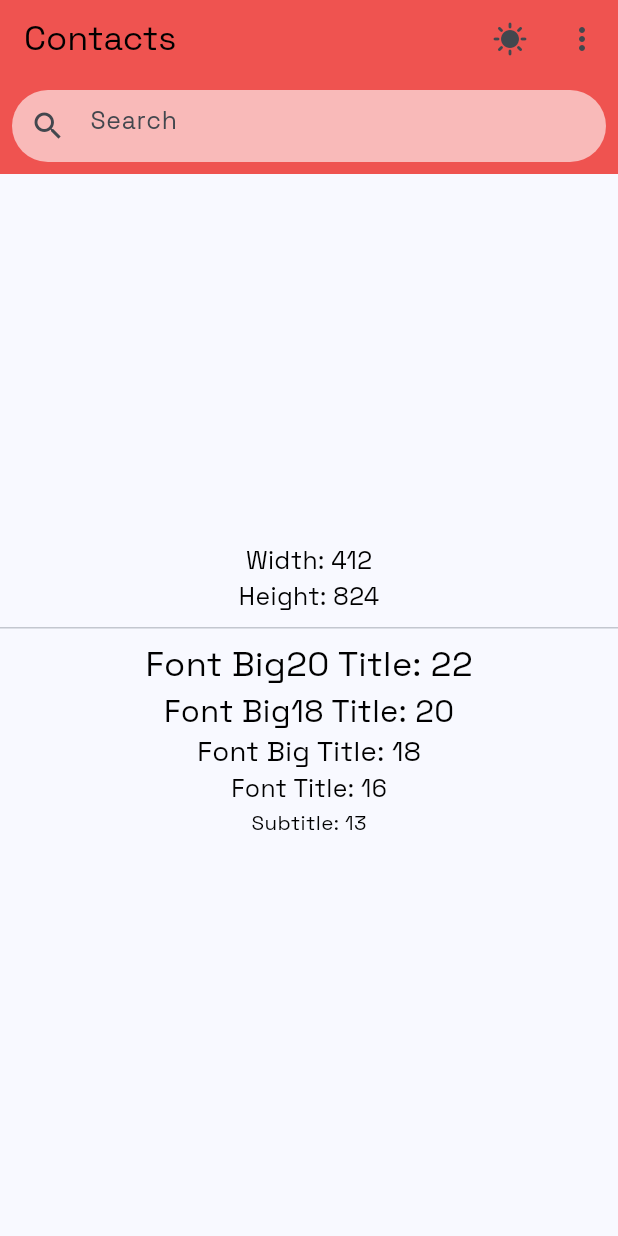
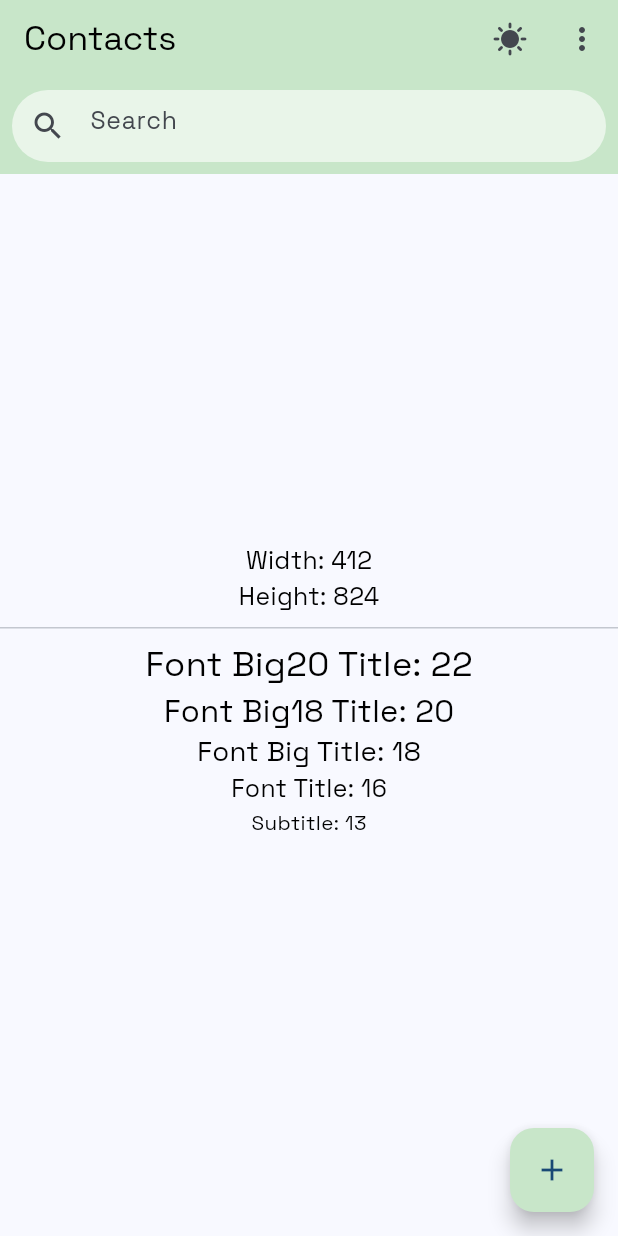
Before and after one commit to SecurFlyInfinity/clean_architecture_with_bloc, a Flutter app: the screen it shows after launch, after a tap on the "sunny" icon, on a phone screen of 412 x 824 dp. Run offline on Flutter 3.47's test engine with Material 2 defaults, Android fonts, the phone set to English and light mode, and no system bars; our stand-ins replace bloc, flutter_bloc.

Commit message:
Edit colors,home,viewModel

```diff
--- a/lib/config/initialize.dart
+++ b/lib/config/initialize.dart
@@ -1,3 +1,4 @@
+import 'package:architecture/config/logger.dart';
 import 'package:architecture/presentation/theme/screen_dimens.dart';
 import 'package:architecture/presentation/theme/theme_config.dart';
 import 'package:flutter/cupertino.dart';
@@ -5,5 +6,6 @@ import 'package:flutter/cupertino.dart';
 class Initialize{
   static void init(BuildContext context){
     ThemeConfig.init(context);
+    Logger.debug(message: "Initializer");
   }
 }
--- a/lib/presentation/pages/home/home_page.dart
+++ b/lib/presentation/pages/home/home_page.dart
@@ -1,3 +1,4 @@
+import 'package:architecture/config/logger.dart';
 import 'package:architecture/data/base/base_widget.dart';
 import 'package:architecture/presentation/pages/home/bloc/home_view_model.dart';
 import 'package:flutter/material.dart';
@@ -12,16 +13,7 @@ class HomePage extends StatelessWidget {
 
   @override
   Widget build(BuildContext context) {
-
-    return BaseView<HomeViewModel>(
-      viewModel: context.watch<HomeViewModel>(),
-      onModelReady: (model) {
-        if (model.state is HomeInitial) {
     Initialize.init(context);
-          model.init();
-        }
-      },
-      onPageBuilder: (ctx, model) {
     return Scaffold(
       appBar: AppBar(
         backgroundColor: ThemeConfig.colors.background,
@@ -38,7 +30,7 @@ class HomePage extends StatelessWidget {
           child: Padding(
             padding: const EdgeInsets.all(8.0),
             child: SharedWidget.search(
-                  onChanged: model.createContact,
+              onChanged: (v)=>context.read<HomeViewModel>().add(CreateContactEvent(v))
             ),
           ),
         ),
@@ -76,15 +68,21 @@ class HomePage extends StatelessWidget {
               "Subtitle: ${ThemeConfig.dimens.font12.toInt()}",
               style: ThemeConfig.styles.style12,
             ),
-                Text(
-                  model.text!,
+            BlocBuilder<HomeViewModel,HomeState>(
+                builder: (ctx,state){
+              return Text(
+                context.read<HomeViewModel>().text??"",
                 style: ThemeConfig.styles.style12,
-                )
+              );
+            }),
           ],
         ),
       ),
-        );
-      },
+      floatingActionButton: FloatingActionButton(
+        backgroundColor: ThemeConfig.colors.background,
+        onPressed: (){},
+        child: const Icon(Icons.add),
+      ),
     );
   }
 }
--- a/lib/presentation/theme/app_colors.dart
+++ b/lib/presentation/theme/app_colors.dart
@@ -3,5 +3,5 @@ import 'package:flutter/material.dart';
 
 class AppColors{
   Color get primary  => Colors.black;
-  Color get background  => Colors.red.shade400;
+  Color get background  => Colors.green.shade100;
 }
```
Also changed, not shown: lib/presentation/pages/home/bloc/home_view_model.dart (+9 -10 lines). Lines whose indentation alone changed are shown as unchanged.
